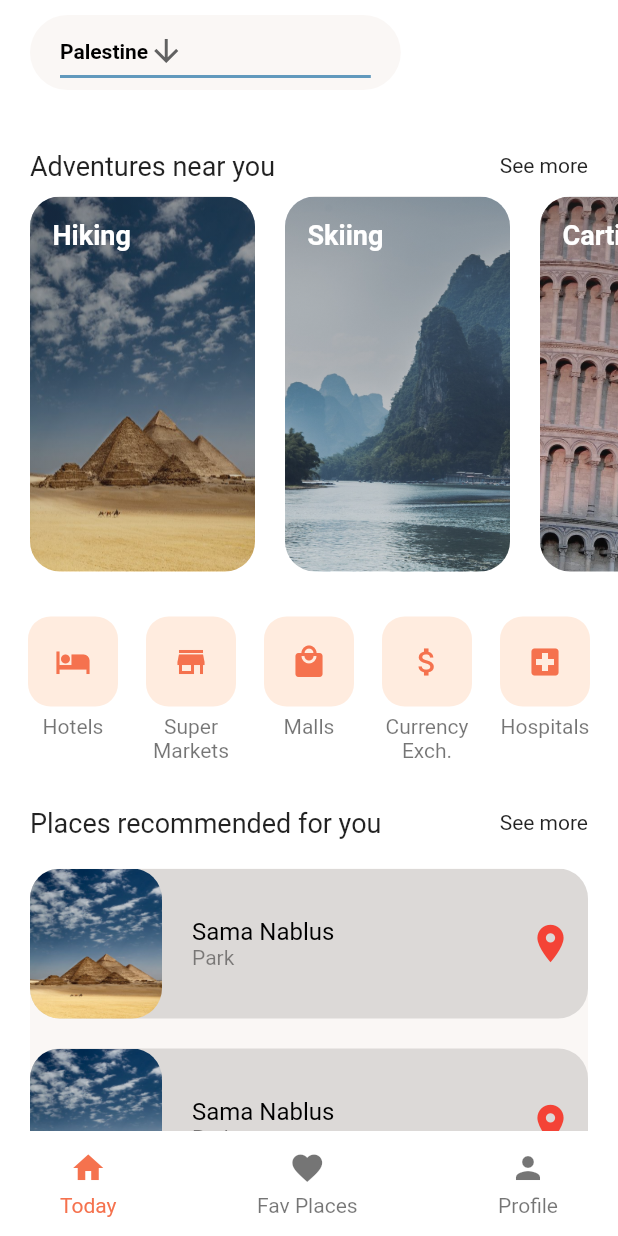
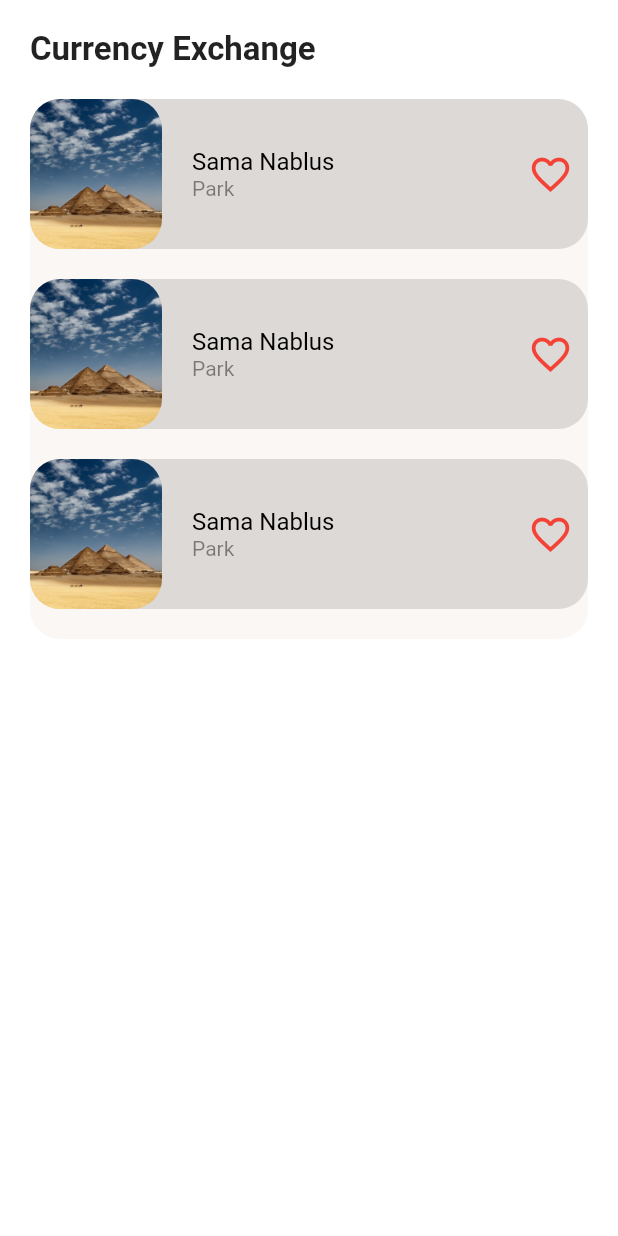
Before and after one commit to danayaish88/Graduation_project_1, a Flutter app: the HomeScreen screen opened directly, after a tap on "Currency Exch.", on a phone screen of 412 x 824 dp. Run offline on Flutter 3.47's test engine with Material 2 defaults, Android fonts, the phone set to English and light mode, and no system bars; our stand-ins replace flutter_svg, google_fonts.

Commit message:
Categories lists done

```diff
--- a/lib/Screens/Home/categories.dart
+++ b/lib/Screens/Home/categories.dart
@@ -1,5 +1,6 @@
 import 'package:flutter/cupertino.dart';
 import 'package:flutter/material.dart';
+import 'package:sign_in_test/Screens/Hotels/list_screen.dart';
 
 import '../../constants.dart';
 
@@ -7,11 +8,11 @@ class Categories extends StatelessWidget {
   @override
   Widget build(BuildContext context) {
     List <Map<String, dynamic>> categories = [
-      {"icon" : Icons.hotel, "text": "Hotels"},
-      {"icon" : Icons.store_mall_directory, "text": "Super Markets"},
-      {"icon" : Icons.local_mall, "text": "Malls"},
-      {"icon" : Icons.attach_money, "text": "Currency Exch."},
-      {"icon" : Icons.local_hospital, "text": "Hospitals"},
+      {"icon" : Icons.hotel, "text": "Hotels", "route": ListScreen(label: "Hotels")},
+      {"icon" : Icons.store_mall_directory, "text": "Super Markets", "route": ListScreen(label: "Super Markets",)},
+      {"icon" : Icons.local_mall, "text": "Malls", "route": ListScreen(label: "Malls",)},
+      {"icon" : Icons.attach_money, "text": "Currency Exch.", "route": ListScreen(label: "Currency Exchange",)},
+      {"icon" : Icons.local_hospital, "text": "Hospitals", "route": ListScreen(label: "Hospitals",)},
     ];
 
     return Row(
@@ -23,7 +24,13 @@ class Categories extends StatelessWidget {
             CategorieCard(
               icon: categories[index]["icon"],
               label: categories[index]["text"],
-              press: (){},
+              press: (){
+                Navigator.push(context, MaterialPageRoute(
+                    builder: (context){
+                      return categories[index]["route"];
+                    }
+                ));
+              },
             ),
         )
       ],
--- a/lib/Screens/Home/home_screen.dart
+++ b/lib/Screens/Home/home_screen.dart
@@ -1,7 +1,10 @@
 import 'package:flutter/cupertino.dart';
 import 'package:flutter/material.dart';
+import 'package:sign_in_test/Screens/Home/places_cards.dart';
+import 'package:sign_in_test/Screens/Home/restaurants_cards.dart';
 import 'package:sign_in_test/Screens/Home/selection_title.dart';
 import 'package:sign_in_test/components/bottom_navigation_bar.dart';
+import 'package:sign_in_test/components/place_card.dart';
 import 'package:sign_in_test/constants.dart';
 
 import 'adventure_cards.dart';
@@ -11,7 +14,6 @@ import 'header.dart';
 class HomeScreen extends StatelessWidget {
   @override
   Widget build(BuildContext context) {
-    Size size = MediaQuery.of(context).size;
 
     return Scaffold(
       bottomNavigationBar: BottomNavBar(),
@@ -25,108 +27,12 @@ class HomeScreen extends StatelessWidget {
             SizedBox(height: 30),
             Categories(),
             SizedBox(height: 30),
-            SelectionTitle(
-              text: "Places recommended for you",
-              press: (){},
-            ),
-            Container(
-              margin: EdgeInsets.symmetric(vertical: 20, horizontal: 20),
-              width: size.width,
-              height: 200,
-              decoration: BoxDecoration(
-                borderRadius: BorderRadius.circular(20),
-                color: kPrimaryLightColor,
-              ),
-              child: SingleChildScrollView(
-                child: Column(
-                  children: <Widget>[
-                    PlaceCard(),
-                    PlaceCard()
-                  ],
-                ),
-              ),
-            ),
+            PlacesCards(),
             SizedBox(height: 30,),
-            SelectionTitle(
-              text: "Restaurants recommended for you",
-              press: (){},
-            ),
-            Container(
-              margin: EdgeInsets.symmetric(vertical: 20, horizontal: 20),
-              width: size.width,
-              height: 200,
-              decoration: BoxDecoration(
-                borderRadius: BorderRadius.circular(20),
-                color: kPrimaryLightColor,
-              ),
-              child: SingleChildScrollView(
-                child: Column(
-                  children: <Widget>[
-                    PlaceCard(),
-                    PlaceCard()
-                  ],
-                ),
-              ),
-            ),
+            RestaurantsCards()
           ],
         ),
       )),
     );
   }
 }
-
-class PlaceCard extends StatelessWidget {
-  @override
-  Widget build(BuildContext context) {
-    return Container(
-      margin: EdgeInsets.only(bottom: 20),
-      decoration: BoxDecoration(
-          color: Colors.black12,
-          borderRadius: BorderRadius.circular(20)
-      ),
-      child: Row(
-        children: <Widget>[
-          SizedBox(
-            width: 88,
-            child: AspectRatio(
-              aspectRatio: 0.88,
-              child: ClipRRect(
-                borderRadius: BorderRadius.circular(20),
-                child:Image(
-                  image: AssetImage("assets/images/pyramids.jpg"),
-                  fit: BoxFit.fill,
-                ),
-              ),
-            ),
-          ),
-          SizedBox(width: 20),
-          Column(
-            crossAxisAlignment: CrossAxisAlignment.start,
-            children: <Widget>[
-              Text(
-                "Sama Nablus",
-                style: TextStyle(fontSize: 16, color: Colors.black),
-                maxLines: 2,
-              ),
-              Text(
-                "Park",
-                style: TextStyle(
-                    fontSize: 14, color: Colors.black45
-                ),
-              )
-            ],
-          ),
-          Spacer(),
-          Padding(
-            padding: EdgeInsets.all(10),
-            child: Icon(
-              Icons.location_on,
-              size: 30,
-              color: Colors.red,
-            ),
-          )
-        ],
-      ),
-    );
-  }
-}
--- /dev/null
+++ b/lib/Screens/Home/places_cards.dart
@@ -0,0 +1,38 @@
+import 'package:flutter/material.dart';
+import 'package:sign_in_test/Screens/Home/selection_title.dart';
+import 'package:sign_in_test/components/place_card.dart';
+
+import '../../constants.dart';
+
+class PlacesCards extends StatelessWidget {
+  @override
+  Widget build(BuildContext context) {
+    Size size = MediaQuery.of(context).size;
+
+    return Column(
+      children: <Widget>[
+        SelectionTitle(
+          text: "Places recommended for you",
+          press: (){},
+        ),
+        Container(
+          margin: EdgeInsets.symmetric(vertical: 20, horizontal: 20),
+          width: size.width,
+          height: 200,
+          decoration: BoxDecoration(
+            borderRadius: BorderRadius.circular(20),
+            color: kPrimaryLightColor,
+          ),
+          child: SingleChildScrollView(
+            child: Column(
+              children: <Widget>[
+                PlaceCard(),
+                PlaceCard()
+              ],
+            ),
+          ),
+        )
+      ],
+    );
+  }
+}
--- /dev/null
+++ b/lib/Screens/Home/restaurants_cards.dart
@@ -0,0 +1,38 @@
+import 'package:flutter/cupertino.dart';
+import 'package:sign_in_test/Screens/Home/selection_title.dart';
+import 'package:sign_in_test/components/place_card.dart';
+
+import '../../constants.dart';
+
+class RestaurantsCards extends StatelessWidget {
+  @override
+  Widget build(BuildContext context) {
+    Size size = MediaQuery.of(context).size;
+
+    return Column(
+      children: <Widget>[
+        SelectionTitle(
+          text: "Restaurants recommended for you",
+          press: (){},
+        ),
+        Container(
+          margin: EdgeInsets.symmetric(vertical: 20, horizontal: 20),
+          width: size.width,
+          height: 200,
+          decoration: BoxDecoration(
+            borderRadius: BorderRadius.circular(20),
+            color: kPrimaryLightColor,
+          ),
+          child: SingleChildScrollView(
+            child: Column(
+              children: <Widget>[
+                PlaceCard(),
+                PlaceCard()
+              ],
+            ),
+          ),
+        ),
+      ],
+    );
+  }
+}
--- /dev/null
+++ b/lib/Screens/Hotels/list_screen.dart
@@ -0,0 +1,52 @@
+import 'package:flutter/cupertino.dart';
+import 'package:flutter/material.dart';
+import 'package:sign_in_test/components/place_card.dart';
+
+import '../../constants.dart';
+
+class ListScreen extends StatelessWidget {
+  final String label;
+
+  const ListScreen({Key key,@required this.label}) : super(key: key);
+  @override
+  Widget build(BuildContext context) {
+    Size size = MediaQuery.of(context).size;
+
+    return Scaffold(
+      body: SafeArea(
+        child: Column(
+          crossAxisAlignment: CrossAxisAlignment.start,
+          mainAxisSize: MainAxisSize.max,
+          children: <Widget>[
+            Padding(
+              padding: EdgeInsets.only( top: 20, left: 20),
+              child: Text(
+                label,
+                style: TextStyle(fontSize: 22,
+                fontWeight: FontWeight.bold),
+              ),
+            ),
+            Container(
+              margin: EdgeInsets.symmetric(vertical: 20, horizontal: 20),
+              width: size.width,
+              //height: size.height,
+              decoration: BoxDecoration(
+                borderRadius: BorderRadius.circular(20),
+                color: kPrimaryLightColor,
+              ),
+              child: SingleChildScrollView(
+                child: Column(
+                  children: <Widget>[
+                    PlaceCard(),
+                    PlaceCard(),
+                    PlaceCard()
+                  ],
+                ),
+              ),
+            ),
+          ],
+        ),
+      ),
+    );
+  }
+}
--- /dev/null
+++ b/lib/components/place_card.dart
@@ -0,0 +1,58 @@
+import 'package:flutter/cupertino.dart';
+import 'package:flutter/material.dart';
+
+class PlaceCard extends StatelessWidget {
+  @override
+  Widget build(BuildContext context) {
+    return Container(
+      margin: EdgeInsets.only(bottom: 20),
+      decoration: BoxDecoration(
+          color: Colors.black12,
+          borderRadius: BorderRadius.circular(20)
+      ),
+      child: Row(
+        children: <Widget>[
+          SizedBox(
+            width: 88,
+            child: AspectRatio(
+              aspectRatio: 0.88,
+              child: ClipRRect(
+                borderRadius: BorderRadius.circular(20),
+                child:Image(
+                  image: AssetImage("assets/images/pyramids.jpg"),
+                  fit: BoxFit.fill,
+                ),
+              ),
+            ),
+          ),
+          SizedBox(width: 20),
+          Column(
+            crossAxisAlignment: CrossAxisAlignment.start,
+            children: <Widget>[
+              Text(
+                "Sama Nablus",
+                style: TextStyle(fontSize: 16, color: Colors.black),
+                maxLines: 2,
+              ),
+              Text(
+                "Park",
+                style: TextStyle(
+                    fontSize: 14, color: Colors.black45
+                ),
+              )
+            ],
+          ),
+          Spacer(),
+          Padding(
+            padding: EdgeInsets.all(10),
+            child: Icon(
+              Icons.favorite_border,
+              size: 30,
+              color: Colors.red,
+            ),
+          )
+        ],
+      ),
+    );
+  }
+}
```
